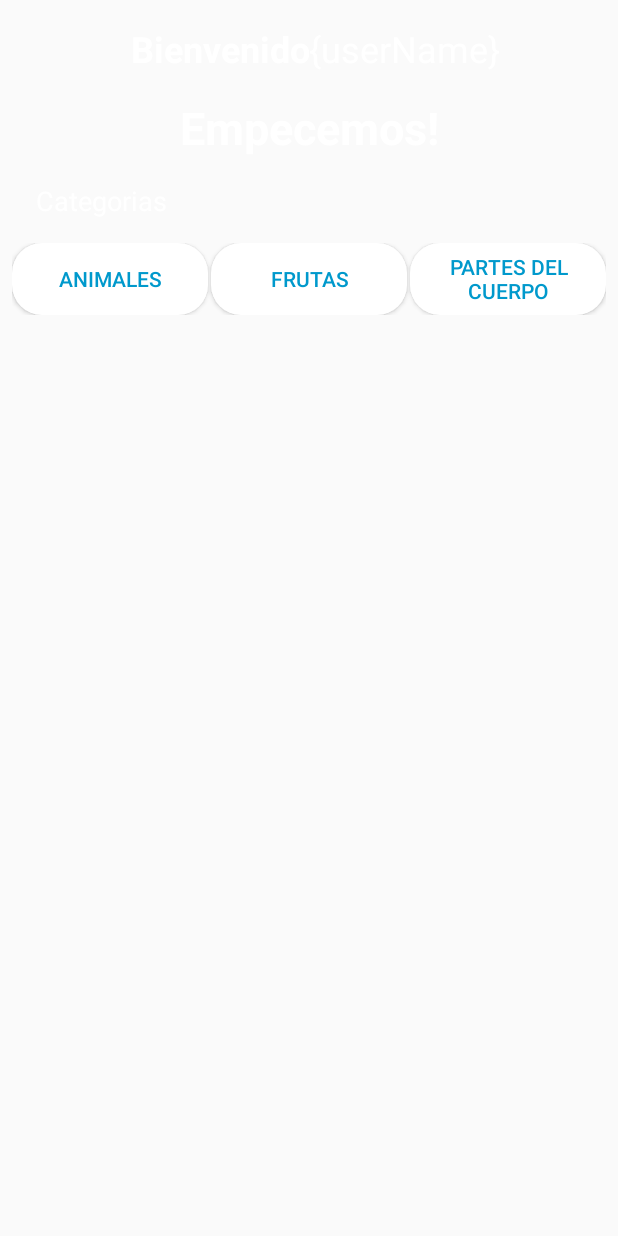
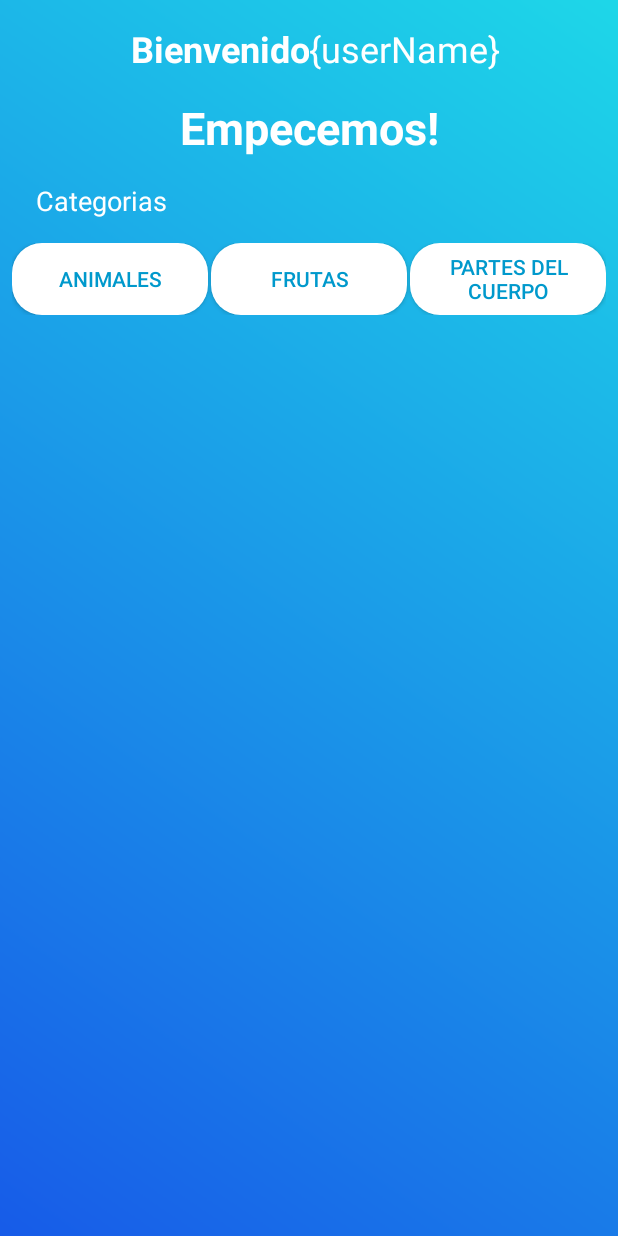
Before and after one commit to CristhianCanar/App-Doman, an Android app: the screen it shows after launch (MainActivity), on a phone screen of 412 x 824 dp. Run offline under Robolectric (Android 15) with nearby library versions, the phone set to English and light mode, and no system bars.

Commit message:
Modelo Interfaz

```diff
--- a/app/src/main/res/layout/activity_main.xml
+++ b/app/src/main/res/layout/activity_main.xml
@@ -4,9 +4,10 @@
     xmlns:tools="http://schemas.android.com/tools"
     android:layout_width="match_parent"
     android:layout_height="match_parent"
+    android:background="@drawable/bg_fondo"
     tools:context=".control.MainActivity">
     android:background="@drawable/bg_fondo"
-    tools:context=".MainActivity" >
+    tools:context=".control.MainActivity" >
 
     <LinearLayout
         android:id="@+id/linearLayout"
@@ -119,4 +120,5 @@
             android:textColor="@android:color/holo_blue_dark" />
     </LinearLayout>
 
+
 </androidx.constraintlayout.widget.ConstraintLayout>
```
